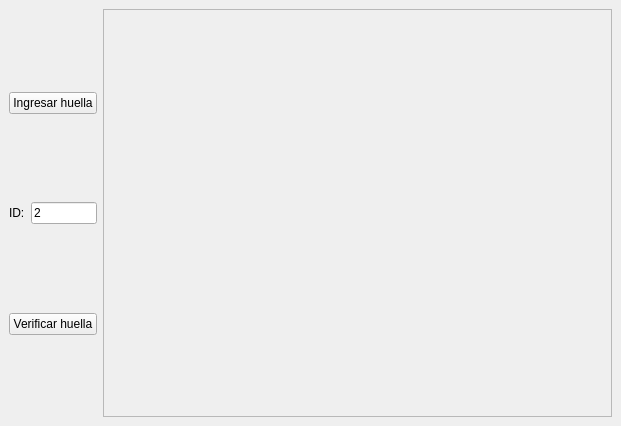
First picture: the form in Proyecto-Final/mainwindow.ui, repository nlandau91/Proyecto-Final, before the edit.
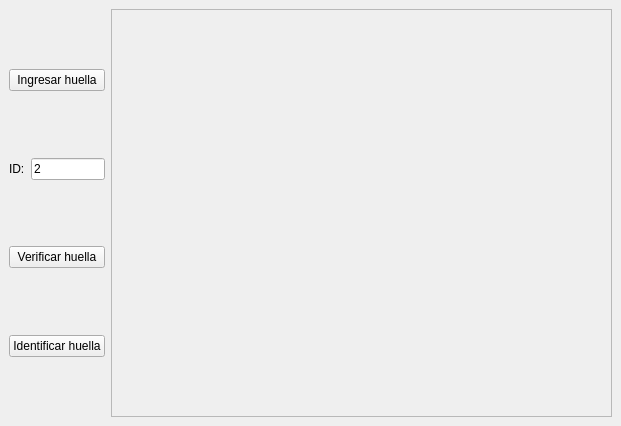
Second picture: the form after the edit.

What changed in the file:
```diff
--- a/Proyecto-Final/mainwindow.ui
+++ b/Proyecto-Final/mainwindow.ui
@@ -124,6 +124,26 @@
           </property>
          </spacer>
         </item>
+        <item>
+         <widget class="QPushButton" name="btn_identificar">
+          <property name="text">
+           <string>Identificar huella</string>
+          </property>
+         </widget>
+        </item>
+        <item>
+         <spacer name="verticalSpacer_5">
+          <property name="orientation">
+           <enum>Qt::Vertical</enum>
+          </property>
+          <property name="sizeHint" stdset="0">
+           <size>
+            <width>20</width>
+            <height>40</height>
+           </size>
+          </property>
+         </spacer>
+        </item>
        </layout>
       </item>
       <item>
```
